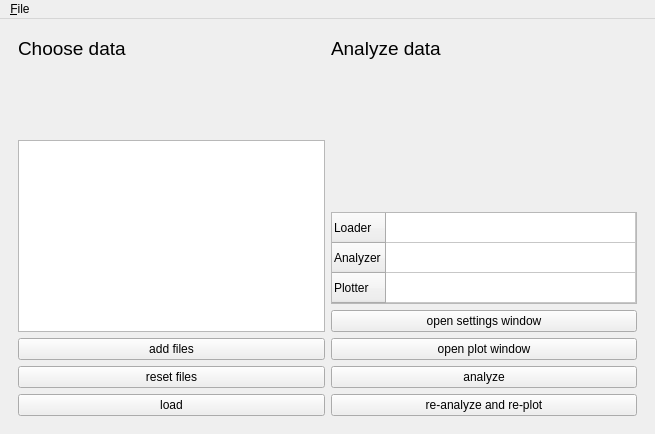
Qt form qkit/analysis/semiconductor/main/ui/main_window.ui (qkitgroup/qkit) before a commit.
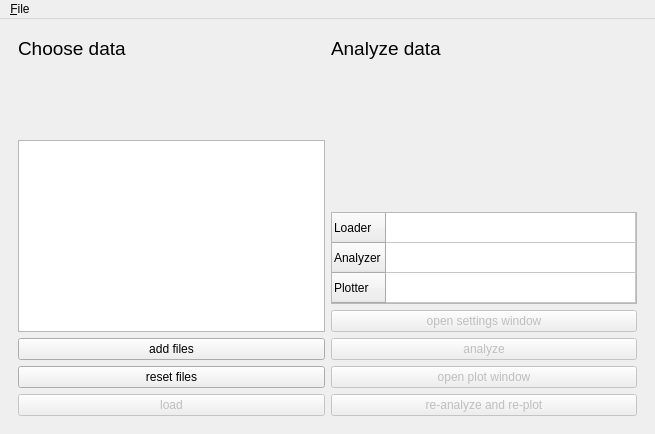
The same form after that commit.

Commit message: Data Analysis GUI v1.0

Diff of the .ui file:
```diff
--- a/qkit/analysis/semiconductor/main/ui/main_window.ui
+++ b/qkit/analysis/semiconductor/main/ui/main_window.ui
@@ -86,6 +86,9 @@
          </item>
          <item>
           <widget class="QPushButton" name="button_load">
+           <property name="enabled">
+            <bool>false</bool>
+           </property>
            <property name="text">
             <string>load</string>
            </property>
@@ -185,7 +188,7 @@
          <item>
           <widget class="QPushButton" name="button_settings">
            <property name="enabled">
-            <bool>true</bool>
+            <bool>false</bool>
            </property>
            <property name="sizePolicy">
             <sizepolicy hsizetype="Minimum" vsizetype="Fixed">
@@ -201,22 +204,31 @@
            </property>
           </widget>
          </item>
-         <item>
-          <widget class="QPushButton" name="button_plot">
-           <property name="text">
-            <string>open plot window</string>
-           </property>
-          </widget>
-         </item>
          <item>
           <widget class="QPushButton" name="button_analyze">
+           <property name="enabled">
+            <bool>false</bool>
+           </property>
            <property name="text">
             <string>analyze</string>
            </property>
           </widget>
          </item>
+         <item>
+          <widget class="QPushButton" name="button_plot">
+           <property name="enabled">
+            <bool>false</bool>
+           </property>
+           <property name="text">
+            <string>open plot window</string>
+           </property>
+          </widget>
+         </item>
          <item>
           <widget class="QPushButton" name="button_replot_reanalyze">
+           <property name="enabled">
+            <bool>false</bool>
+           </property>
            <property name="text">
             <string>re-analyze and re-plot</string>
            </property>
```
The commit also changes 4 other files.
